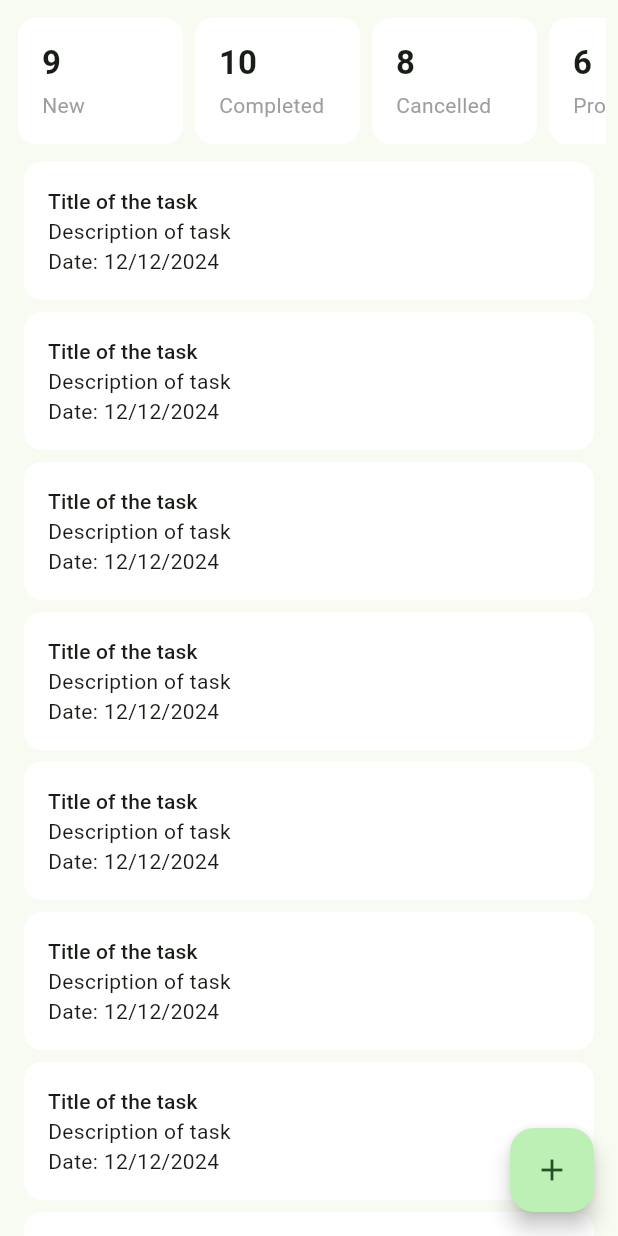
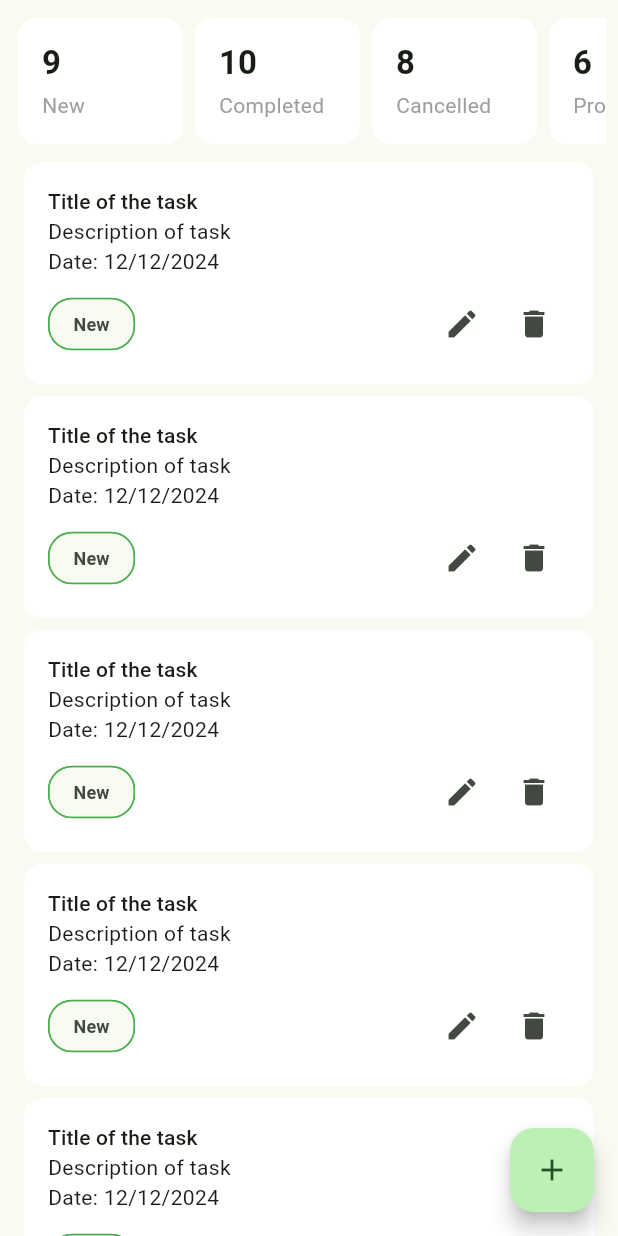
Before and after one commit to AlexMajumder/task_manager, a Flutter app: the NewTaskScreen screen opened directly, on a phone screen of 412 x 824 dp. Run offline on Flutter 3.47's test engine with Material 3 defaults, Android fonts, the phone set to English and light mode, and no system bars; our stand-ins replace flutter_svg, pin_code_fields.

Commit message:
demo implement

```diff
--- a/lib/ui/screen/new_task_screen.dart
+++ b/lib/ui/screen/new_task_screen.dart
@@ -1,5 +1,6 @@
 import 'package:flutter/material.dart';
 import 'package:task_manager/ui/screen/add_new_task_screen.dart';
+import '../widgets/task_card.dart';
 import '../widgets/task_summery_card.dart';
 
 class NewTaskScreen extends StatefulWidget {
@@ -20,27 +21,7 @@ class _NewTaskScreenState extends State<NewTaskScreen> {
             child: ListView.separated(
               itemCount: 10,
               itemBuilder: (context, index) {
-                return Card(
-                  elevation: 0,
-                  color: Colors.white,
-                  margin: const EdgeInsets.symmetric(horizontal: 16),
-                  child: Padding(
-                    padding: const EdgeInsets.all(16),
-                    child: Column(
-                      crossAxisAlignment: CrossAxisAlignment.start,
-                      children: [
-                        Text('Title of the task',
-                            style: Theme.of(context).textTheme.titleSmall),
-                        const Text(
-                          'Description of task',
-                        ),
-                        const Text(
-                          'Date: 12/12/2024',
-                        ),
-                      ],
-                    ),
-                  ),
-                );
+                return const TaskCard();
               },
               separatorBuilder: (context, index) {
                 return const SizedBox(height: 8);
--- /dev/null
+++ b/lib/ui/widgets/task_card.dart
@@ -0,0 +1,105 @@
+import 'package:flutter/material.dart';
+import '../utils/app_colors.dart';
+
+class TaskCard extends StatefulWidget {
+  const TaskCard({
+    super.key,
+  });
+
+  @override
+  State<TaskCard> createState() => _TaskCardState();
+}
+
+class _TaskCardState extends State<TaskCard> {
+  @override
+  Widget build(BuildContext context) {
+    return Card(
+      elevation: 0,
+      color: Colors.white,
+      margin: const EdgeInsets.symmetric(horizontal: 16),
+      child: Padding(
+        padding: const EdgeInsets.all(16),
+        child: Column(
+          crossAxisAlignment: CrossAxisAlignment.start,
+          children: [
+            Text('Title of the task',
+                style: Theme.of(context).textTheme.titleSmall),
+            const Text(
+              'Description of task',
+            ),
+            const Text(
+              'Date: 12/12/2024',
+            ),
+            const SizedBox(
+              height: 8,
+            ),
+            Row(
+              mainAxisAlignment: MainAxisAlignment.spaceBetween,
+              crossAxisAlignment: CrossAxisAlignment.center,
+              children: [
+                buildTaskStatusChip(),
+                Wrap(
+                  children: [
+                    IconButton(
+                      onPressed: _onTapEditButton,
+                      icon: const Icon(Icons.edit),
+                    ),
+                    IconButton(
+                      onPressed: _onTapDeleteButton,
+                      icon: const Icon(Icons.delete),
+                    ),
+                  ],
+                )
+              ],
+            ),
+          ],
+        ),
+      ),
+    );
+  }
+
+  void _onTapEditButton() {
+    showDialog(
+        context: context,
+        builder: (context) {
+          return AlertDialog(
+            title: const Text('Edit Status'),
+            content: Column(
+              mainAxisSize: MainAxisSize.min,
+              children: ['New', 'completed', 'cancel', 'Progress'].map((e) {
+                return ListTile(
+                  onTap: (){
+
+                  },
+                  title: Text(e),
+                );
+              }).toList(),
+            ),
+            actions: [
+              TextButton(
+                  onPressed: () {
+                    Navigator.pop(context);
+                  },
+                  child: const Text('cancel')),
+              TextButton(onPressed: () {}, child: const Text('okay'))
+            ],
+          );
+        });
+  }
+
+  void _onTapDeleteButton() {}
+
+  Widget buildTaskStatusChip() {
+    return Chip(
+      label: const Text(
+        'New',
+        style: TextStyle(
+          fontSize: 12,
+          fontWeight: FontWeight.bold,
+        ),
+      ),
+      shape: RoundedRectangleBorder(borderRadius: BorderRadius.circular(16)),
+      side: const BorderSide(color: AppColors.themeColor),
+    );
+  }
+}
```
Also changed, not shown: lib/ui/screen/cancelled_task_screen.dart (+9 -2 lines), lib/ui/screen/completed_task_screen.dart (+9 -2 lines), lib/ui/screen/progress_task_screen.dart (+9 -2 lines).
